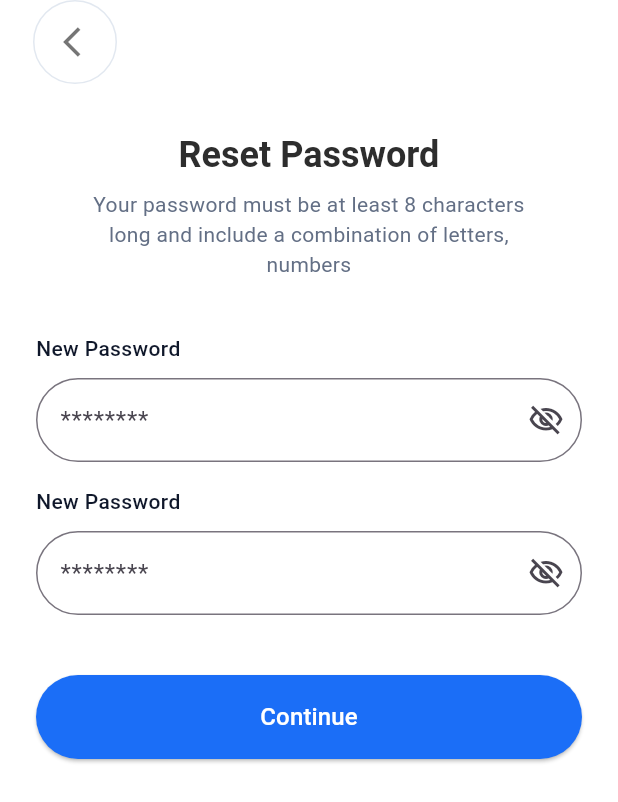
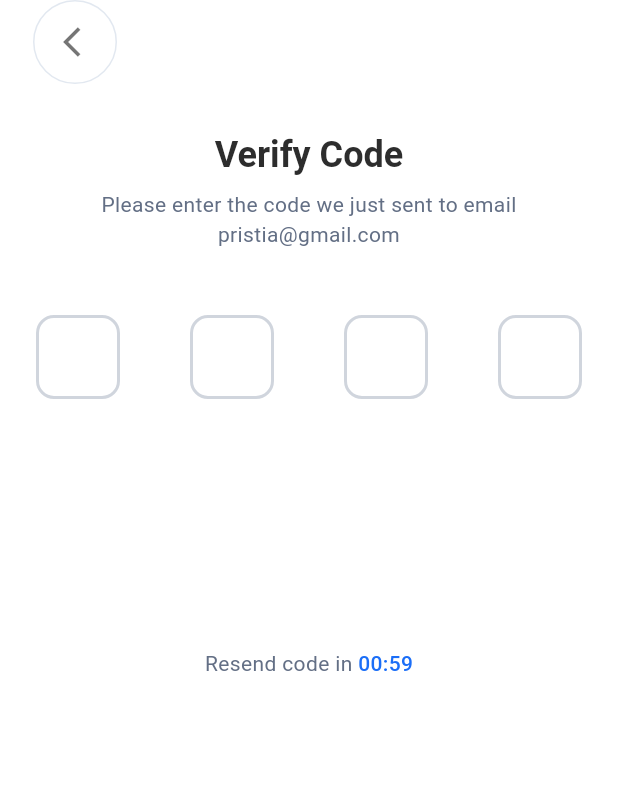
Before and after one commit to salmanbashar1009/sm_task_project, a Flutter app: the ResetPasswordScreen screen opened by its route, after a tap on "Continue", on a phone screen of 412 x 824 dp. Shown: the top 802 px of the screen. Run offline on Flutter 3.47's test engine with Material 3 defaults, Android fonts, the phone set to English and light mode, and no system bars; drawn by our look-alikes of pin_code_fields; our stand-ins replace get, hive, hive_flutter; accounts and stored records are empty; network calls fail.

Commit message:
reset password success screen added

```diff
--- a/lib/core/constant/app_images.dart
+++ b/lib/core/constant/app_images.dart
@@ -4,4 +4,5 @@ class AppImages{
   static const String onboarding2 = 'assets/images/onboarding2.png';
   static const String signInImage = 'assets/images/signIn.png';
   static const String registrationSuccess = 'assets/images/registrationSuccess.png';
+  static const String passwordSuccess = 'assets/images/passwordSuccess.png';
 }
--- a/lib/core/route_config/app_routes.dart
+++ b/lib/core/route_config/app_routes.dart
@@ -2,6 +2,7 @@ import 'package:get/get.dart';
 import 'package:sm_task_project/core/route_config/route_names.dart';
 import 'package:sm_task_project/presentations/view/forgot_password_screens/forgot_password_screen/forgot_password_screen.dart';
 import 'package:sm_task_project/presentations/view/forgot_password_screens/reset_password_screen/reset_password_screen.dart';
+import 'package:sm_task_project/presentations/view/forgot_password_screens/verify_code_screen/verify_code_screen.dart';
 import 'package:sm_task_project/presentations/view/onboarding_screen/onboarding_screen.dart';
 import 'package:sm_task_project/presentations/view/sign_in_screen/sign_in_screen.dart';
 import 'package:sm_task_project/presentations/view/sign_up_screen/sign_up_screen.dart';
@@ -53,8 +54,8 @@ class AppRoutes {
       binding: StateControllerBinder()
     ),
     GetPage(
-      name: RouteNames.signUpScreen,
-      page: () => SignUpScreen(),
+      name: RouteNames.verifyCodeScreen,
+      page: () => VerifyCodeScreen(),
       transition: Transition.rightToLeft,
       binding: StateControllerBinder()
     ),
--- a/lib/presentations/controllers/forgot_password_controller.dart
+++ b/lib/presentations/controllers/forgot_password_controller.dart
@@ -1,6 +1,8 @@
+import 'dart:async';
+
 import 'package:get/get.dart';
 
-class ForgotPasswordController extends GetxController{
+class ForgotPasswordController extends GetxController {
   final RxBool isNewPasswordHidden = true.obs;
   final RxBool isConfirmPasswordHidden = true.obs;
 
@@ -11,4 +13,30 @@ class ForgotPasswordController extends GetxController{
   void toggleConfirmPasswordVisibility() {
     isConfirmPasswordHidden.value = !isConfirmPasswordHidden.value;
   }
+
+  /// otp countdown timer
+  final RxInt seconds = 60.obs;
+  late Timer _timer;
+
+  void startTimer() {
+    seconds.value = 60;
+    _timer = Timer.periodic(const Duration(seconds: 1), (timer) {
+      if (seconds.value > 0) {
+        seconds.value--;
+      } else {
+        timer.cancel();
+      }
+    });
+  }
+
+  void disposeTimer() {
+    _timer.cancel();
+  }
+
+  @override
+  void onClose() {
+    disposeTimer();
+    super.onClose();
+  }
+
 }
--- a/lib/presentations/view/forgot_password_screens/forgot_password_screen/forgot_password_screen.dart
+++ b/lib/presentations/view/forgot_password_screens/forgot_password_screen/forgot_password_screen.dart
@@ -27,7 +27,7 @@ class ForgotPasswordScreen extends StatelessWidget {
                 ),
                 const SizedBox(height: 8),
                 SizedBox(
-                  width: MediaQuery.of(context).size.width  * 0.6,
+                  width: MediaQuery.of(context).size.width  * 0.8,
                   child: Text(
                     "Enter your email, we will send a verification code to email",
                     style: Theme.of(context).textTheme.bodyMedium,
--- a/lib/presentations/view/forgot_password_screens/reset_password_screen/reset_password_screen.dart
+++ b/lib/presentations/view/forgot_password_screens/reset_password_screen/reset_password_screen.dart
@@ -1,6 +1,7 @@
 import 'package:flutter/material.dart';
 import 'package:get/get.dart';
 
+import '../../../../core/route_config/route_names.dart';
 import '../../../../core/theme/app_theme.dart';
 import '../../../../core/utils/utils.dart';
 import '../../../controllers/forgot_password_controller.dart';
@@ -29,7 +30,7 @@ class ResetPasswordScreen extends StatelessWidget {
                 ),
                 const SizedBox(height: 8),
                 SizedBox(
-                  width: MediaQuery.of(context).size.width  * 0.7,
+                  width: MediaQuery.of(context).size.width  * 0.8,
                   child: Text(
                     "Your password must be at least 8 characters long and include a combination of letters, numbers",
                     style: Theme.of(context).textTheme.bodyMedium,
@@ -103,7 +104,7 @@ class ResetPasswordScreen extends StatelessWidget {
                   width: double.infinity,
                   height: 56,
                   child: Utils.primaryButton(onTap: (){
-
+                    Get.toNamed(RouteNames.verifyCodeScreen);
                   }, buttonText: "Continue"),
                 )
               ],
--- /dev/null
+++ b/lib/presentations/view/forgot_password_screens/verify_code_screen/verify_code_screen.dart
@@ -0,0 +1,96 @@
+import 'package:flutter/material.dart';
+import 'package:get/get.dart';
+import 'package:sm_task_project/presentations/controllers/forgot_password_controller.dart';
+import 'package:sm_task_project/presentations/view/forgot_password_screens/verify_code_screen/widgets/otp_text_field.dart';
+
+import '../../../../core/route_config/route_names.dart';
+import '../../../../core/utils/utils.dart';
+
+class VerifyCodeScreen extends StatefulWidget {
+   const VerifyCodeScreen({super.key});
+
+  @override
+  State<VerifyCodeScreen> createState() => _VerifyCodeScreenState();
+}
+
+class _VerifyCodeScreenState extends State<VerifyCodeScreen> {
+   final ForgotPasswordController controller = Get.find();
+
+   @override
+  void initState() {
+    super.initState();
+    WidgetsBinding.instance.addPostFrameCallback((_){
+      controller.startTimer();
+    });
+  }
+
+  @override
+  void dispose() {
+    controller.disposeTimer();
+    controller.dispose();
+    super.dispose();
+  }
+
+  @override
+  Widget build(BuildContext context) {
+    return Scaffold(
+      appBar: AppBar(leadingWidth: 100, leading: Utils.backButton()),
+      body: SafeArea(
+        child: Padding(
+          padding: const EdgeInsets.symmetric(horizontal: 24.0),
+          child: Center(
+            child: Column(
+              crossAxisAlignment: CrossAxisAlignment.center,
+              children: [
+                const SizedBox(height: 32,),
+                Text(
+                  "Verify Code",
+                  style: Theme.of(context).textTheme.titleLarge,
+                  textAlign: TextAlign.center,
+                ),
+                const SizedBox(height: 8),
+                SizedBox(
+                  width: MediaQuery.of(context).size.width  * 0.8,
+                  child: Text(
+                    "Please enter the code we just sent to email pristia@gmail.com",
+                    style: Theme.of(context).textTheme.bodyMedium,
+                    textAlign: TextAlign.center,
+                  ),
+                ),
+                const SizedBox(height: 44,),
+                 OtpTextField(),
+                const SizedBox(height: 150,),
+
+                Obx(()=>RichText(
+                  text: TextSpan(
+                    children: <TextSpan>[
+                      TextSpan(
+                        text: 'Resend code in ',
+                        style: Theme.of(context).textTheme.bodyMedium
+                      ),
+                      TextSpan(
+                        text: '00:${controller.seconds.value}',
+                        style: Theme.of(context).textTheme.bodyMedium!.copyWith(
+                          color: Theme.of(context).primaryColor,
+                          fontWeight: FontWeight.w500
+                        )
+                      ),
+                    ]
+                  ),
+                )),
+                // const SizedBox(height: 30,),
+                // SizedBox(
+                //   width: double.infinity,
+                //   height: 56,
+                //   child: Utils.primaryButton(onTap: (){
+                //     Get.toNamed(RouteNames.resetPasswordScreen);
+                //   }, buttonText: "Continue"),
+                // )
+              ],
+            ),
+          ),
+        ),
+      ),
+    );
+  }
+}
--- /dev/null
+++ b/lib/presentations/view/forgot_password_screens/verify_code_screen/widgets/otp_text_field.dart
@@ -0,0 +1,37 @@
+import 'package:flutter/material.dart';
+import 'package:pin_code_fields/pin_code_fields.dart';
+import 'package:sm_task_project/presentations/view/forgot_password_screens/verify_code_screen/widgets/pin_theme.dart';
+import 'package:sm_task_project/presentations/view/forgot_password_screens/verify_code_screen/widgets/show_password_reset_success_dialog.dart';
+
+class OtpTextField extends StatelessWidget {
+  OtpTextField({super.key});
+
+  final TextEditingController otpController = TextEditingController();
+
+  @override
+  Widget build(BuildContext context) {
+    return PinCodeTextField(
+      length: 4,
+      obscureText: true,
+      animationType: AnimationType.fade,
+      pinTheme: pinTheme(),
+      animationDuration: Duration(milliseconds: 300),
+      backgroundColor: Colors.transparent,
+      enableActiveFill: true,
+      controller: otpController,
+      onCompleted: (v) {
+        debugPrint("Completed");
+      },
+      onChanged: (value) {
+        if (value.length == 4) {
+          showResetPasswordSuccessDialog(context: context);
+        }
+      },
+      beforeTextPaste: (text) {
+        debugPrint("Allowing to paste $text");
+        return true;
+      },
+      appContext: context,
+    );
+  }
+}
--- /dev/null
+++ b/lib/presentations/view/forgot_password_screens/verify_code_screen/widgets/pin_theme.dart
@@ -0,0 +1,27 @@
+
+
+import 'package:flutter/material.dart';
+import 'package:pin_code_fields/pin_code_fields.dart';
+
+const Color red = Color(0xFFE11E1B);
+const Color black = Color(0xFF070707);
+const Color brandColor = Color(0xFF382F2C);
+const Color ligtGrey = Color(0xFFD0D5DD);
+const Color mediumGrey = Color(0xFF667085);
+const Color white = Color(0xFFFFFFFF);
+
+PinTheme pinTheme(){
+  return PinTheme(
+      shape: PinCodeFieldShape.box,
+      borderRadius: BorderRadius.circular(12),
+      fieldHeight: 56,
+      fieldWidth: 56,
+      activeFillColor: Colors.white,
+      activeColor: Colors.green,
+      inactiveFillColor: white,
+      inactiveColor: ligtGrey,
+      selectedFillColor: white,
+      selectedColor: red
+
+  );
+}
--- a/pubspec.yaml
+++ b/pubspec.yaml
@@ -40,6 +40,7 @@ dependencies:
   hive_flutter: ^1.1.0
   path_provider: ^2.1.5
   shared_preferences: ^2.5.3
+  pin_code_fields: ^8.0.1
 
 dev_dependencies:
   flutter_test:
```
Also changed, not shown: lib/presentations/view/forgot_password_screens/verify_code_screen/widgets/show_password_reset_success_dialog.dart (added, +64 -0 lines), assets/images/passwordSuccess.png (added), pubspec.lock.
